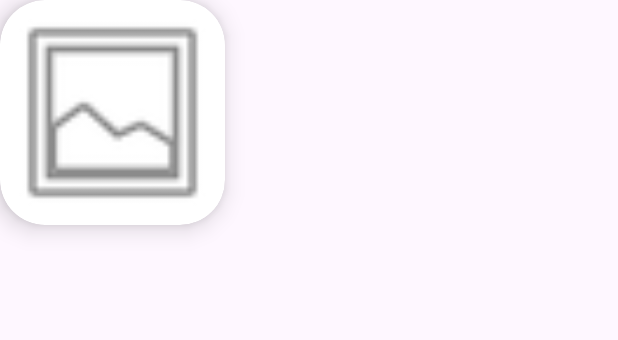
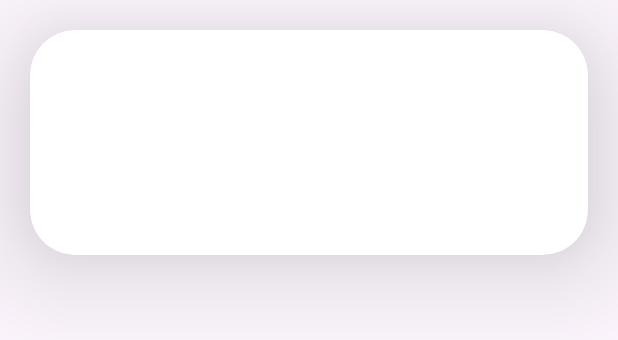
Before and after one commit to heojuseon/finebyme, an Android app: the layout item_photo.xml on its own in the app's theme, with its tools: preview values and no code run, on a phone screen of 412 x 824 dp. Shown: the top 340 px of the screen. Run offline under Robolectric (Android 15) with nearby library versions, the phone set to English and light mode, and no system bars.

```diff
--- a/app/src/main/java/com/example/finebyme/data/remote/api/UnsplashApi.kt
+++ b/app/src/main/java/com/example/finebyme/data/remote/api/UnsplashApi.kt
@@ -10,7 +10,7 @@ interface UnsplashApi {
     @GET(
         "photos/random?" +
                 "client_id=${BuildConfig.UNSPLASH_ACCESS_KEY}" +
-                "&count=5"
+                "&count=30"
     )
     suspend fun getPhotoList(): Response<List<PhotoData>>
 //    suspend fun getPhotoList(): List<PhotoData>
--- a/app/src/main/res/layout/activity_main.xml
+++ b/app/src/main/res/layout/activity_main.xml
@@ -10,6 +10,7 @@
         android:id="@+id/main_container"
         android:layout_width="match_parent"
         android:layout_height="match_parent"
+        android:layout_marginBottom="50dp"
         app:layout_constraintTop_toTopOf="parent"
         app:layout_constraintStart_toStartOf="parent"
         app:layout_constraintEnd_toEndOf="parent"
--- a/app/src/main/res/layout/item_photo.xml
+++ b/app/src/main/res/layout/item_photo.xml
@@ -1,20 +1,28 @@
 <?xml version="1.0" encoding="utf-8"?>
 <androidx.cardview.widget.CardView xmlns:android="http://schemas.android.com/apk/res/android"
     xmlns:app="http://schemas.android.com/apk/res-auto"
-    android:layout_width="150dp"
+    android:layout_width="match_parent"
     android:layout_height="150dp"
+    android:layout_margin="20dp"
     app:cardCornerRadius="30dp"
-    app:cardElevation="10dp">
+    app:cardElevation="50dp"
+    android:id="@+id/photocardView">
 
-    <LinearLayout
+    <androidx.constraintlayout.widget.ConstraintLayout
         android:layout_width="match_parent"
         android:layout_height="match_parent">
 
         <ImageView
+            android:id="@+id/photoImageView"
             android:layout_width="match_parent"
             android:layout_height="match_parent"
-            app:srcCompat="@android:drawable/ic_menu_gallery" />
+            app:layout_constraintStart_toStartOf="parent"
+            app:layout_constraintEnd_toEndOf="parent"
+            app:layout_constraintTop_toTopOf="parent"
+            app:layout_constraintBottom_toBottomOf="parent"
+            android:contentDescription="@string/app_name" />
+<!--    contentDescription : 시각적으로 정보를 전달하는 보기에서 이 속성 사용    -->
 
-    </LinearLayout>
+    </androidx.constraintlayout.widget.ConstraintLayout>
 
 </androidx.cardview.widget.CardView>
```
Also changed, not shown: app/src/main/java/com/example/finebyme/adapter/PhotoAdapter.kt (added, +48 -0 lines), app/src/main/java/com/example/finebyme/data/remote/repository/PhotoRepository.kt (+14 -1 lines), app/src/main/java/com/example/finebyme/view/ImageListFragment.kt (+13 -2 lines), app/src/main/res/layout/fragment_image_list.xml (+11 -5 lines).
